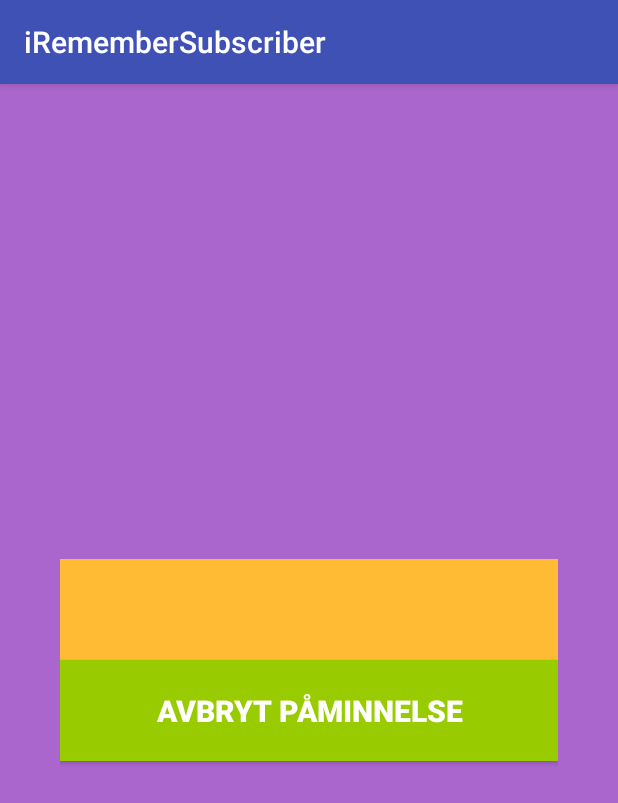
After one commit to kajsaorn/iRemember, an Android app: the ReminderActivity screen opened directly, with no data from a screen before it, on a phone screen of 412 x 824 dp. The commit adds this screen. Shown: the top 803 px of the screen. Run offline under Robolectric (Android 15) with nearby library versions, the phone set to English and light mode, and no system bars.

Commit message:
subscriber

```diff
--- a/iRememberSubscriber/app/src/main/AndroidManifest.xml
+++ b/iRememberSubscriber/app/src/main/AndroidManifest.xml
@@ -24,7 +24,9 @@
             android:enabled="true"
             android:exported="true" />
 
-        <activity android:name=".PlayerActivity" />
+        <activity
+            android:name=".ReminderActivity"
+            android:launchMode="singleInstance"/>
     </application>
 
 </manifest>
--- a/iRememberSubscriber/app/src/main/java/com/iremember/subscriber/iremembersubscriber/MainActivity.java
+++ b/iRememberSubscriber/app/src/main/java/com/iremember/subscriber/iremembersubscriber/MainActivity.java
@@ -83,6 +83,8 @@ public class MainActivity extends AppCompatActivity {
 
     private void disconnectFromNetwork() {
         //...
+        Intent disconnectIntent = new Intent(this, NetworkService.class);
+        stopService(disconnectIntent);
     }
 
     private void showConnectedMode() {
--- /dev/null
+++ b/iRememberSubscriber/app/src/main/java/com/iremember/subscriber/iremembersubscriber/ReminderActivity.java
@@ -0,0 +1,62 @@
+package com.iremember.subscriber.iremembersubscriber;
+
+import android.content.Intent;
+import android.media.MediaPlayer;
+import android.support.v7.app.AppCompatActivity;
+import android.os.Bundle;
+import android.util.Log;
+import android.view.View;
+import android.widget.EditText;
+import android.widget.TextView;
+import android.widget.Toast;
+
+import org.w3c.dom.Text;
+
+public class ReminderActivity extends AppCompatActivity {
+    private TextView tvReminderLabel;
+    private MediaPlayer mMusicPlayer;
+
+    @Override
+    protected void onCreate(Bundle savedInstanceState) {
+        super.onCreate(savedInstanceState);
+        setContentView(R.layout.activity_reminder);
+        log("ReminderActivity.onCreate()");
+    }
+
+    @Override
+    protected void onStart() {
+        super.onStart();
+        log("ReminderActivity.onStart()");
+        tvReminderLabel = (TextView) findViewById(R.id.tv_reminder_label);
+    }
+
+    @Override
+    protected void onResume() {
+        super.onResume();
+        log("ReminderActivity.onResume()");
+        Intent remindIntent = getIntent();
+        String mString = remindIntent.getStringExtra("meal_command");
+        log("ReminderActivity.onResume; " + mString);
+        tvReminderLabel.setText(mString);
+
+        mMusicPlayer = MediaPlayer.create(this, R.raw.cosifantutte);
+        mMusicPlayer.start();
+    }
+
+    public void log(String msg) {
+        Log.d("ReminderActivity", msg);
+        Toast.makeText(this, msg, Toast.LENGTH_SHORT).show();
+    }
+
+    @Override
+    protected void onStop() {
+        super.onStop();
+        log("ReminderActivity.onStop");
+        mMusicPlayer.release();
+        mMusicPlayer = null;
+    }
+
+    public void onStopClick(View view) {
+        finish();
+    }
+}
--- /dev/null
+++ b/iRememberSubscriber/app/src/main/res/layout/activity_reminder.xml
@@ -0,0 +1,44 @@
+<?xml version="1.0" encoding="utf-8"?>
+<FrameLayout xmlns:android="http://schemas.android.com/apk/res/android"
+    xmlns:app="http://schemas.android.com/apk/res-auto"
+    xmlns:tools="http://schemas.android.com/tools"
+    android:layout_width="match_parent"
+    android:layout_height="match_parent"
+    tools:context="com.iremember.subscriber.iremembersubscriber.ReminderActivity">
+
+    <RelativeLayout
+        android:layout_width="match_parent"
+        android:layout_height="match_parent"
+        android:gravity="center_vertical"
+        android:orientation="vertical"
+        android:padding="@dimen/layout_padding"
+        android:background="@android:color/holo_purple">
+
+        <TextView
+            android:id="@+id/tv_reminder_label"
+            android:layout_width="match_parent"
+            android:layout_height="wrap_content"
+            android:background="@android:color/holo_orange_light"
+            android:padding="@dimen/tv_padding"
+            android:textColor="@android:color/background_light"
+            android:textSize="@dimen/tv_text_size"
+            android:textAlignment="center"
+            android:textStyle="bold"
+            />
+
+        <Button
+            android:id="@+id/btn_reminder_stop"
+            android:layout_width="match_parent"
+            android:layout_height="wrap_content"
+            android:background="@android:color/holo_green_light"
+            android:padding="@dimen/btn_padding"
+            android:text="@string/btn_reminder_stop"
+            android:textColor="@android:color/background_light"
+            android:textSize="@dimen/btn_text_size"
+            android:textStyle="bold"
+            android:onClick="onStopClick"
+            android:layout_below="@id/tv_reminder_label"
+            />
+
+    </RelativeLayout>
+</FrameLayout>
--- a/iRememberSubscriber/app/src/main/res/values/strings.xml
+++ b/iRememberSubscriber/app/src/main/res/values/strings.xml
@@ -5,4 +5,5 @@
     <string name="btn_disconnect">STÄNG AV NOTIFIERINGAR</string>
     <string name="status_connected">NOTIFIERINGAR ÄR PÅ</string>
     <string name="status_disconnected">NOTIFIERINGAR ÄR AVSTÄNGT</string>
+    <string name="btn_reminder_stop">AVBRYT PÅMINNELSE</string>
 </resources>
```
Also changed, not shown: iRememberSubscriber/app/src/main/java/com/iremember/subscriber/iremembersubscriber/Constants/Commands.java (added, +11 -0 lines), iRememberSubscriber/app/src/main/java/com/iremember/subscriber/iremembersubscriber/NetworkService.java (+28 -12 lines), iRememberSubscriber/app/src/main/java/com/iremember/subscriber/iremembersubscriber/PlayerActivity.java (deleted, +0 -21 lines), iRememberSubscriber/app/src/main/res/layout/activity_player.xml (deleted, +0 -22 lines).
